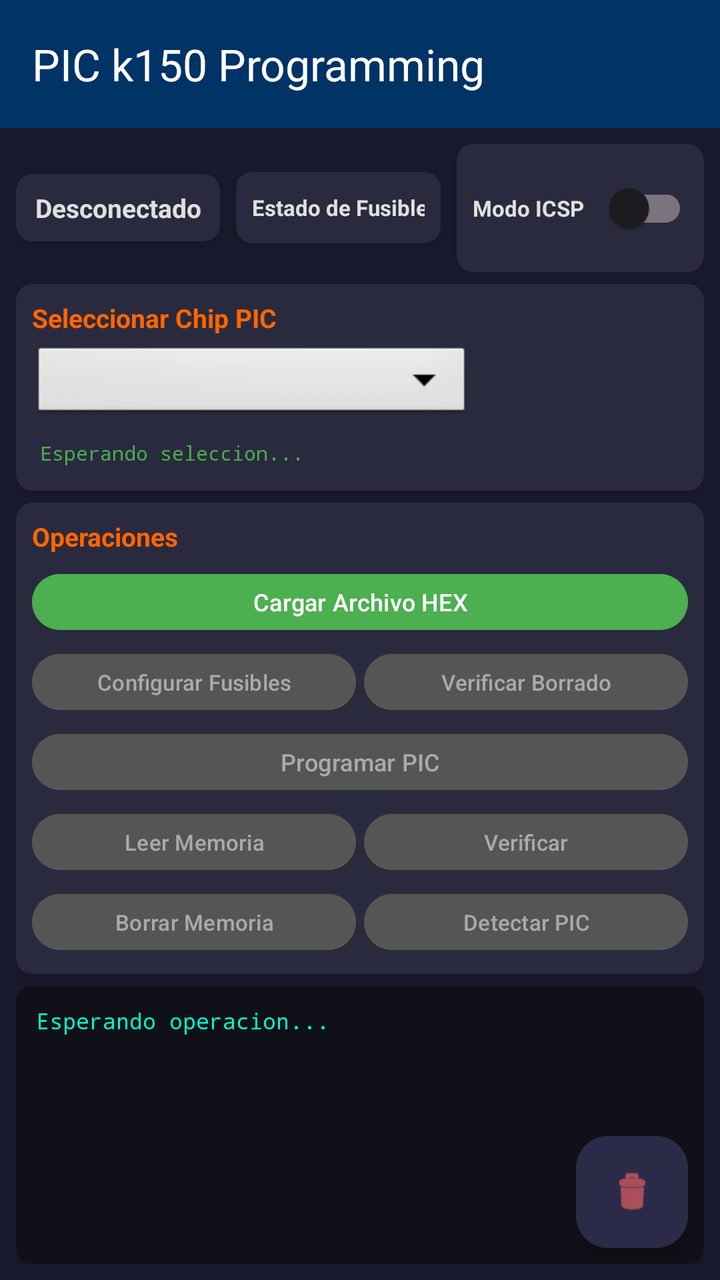
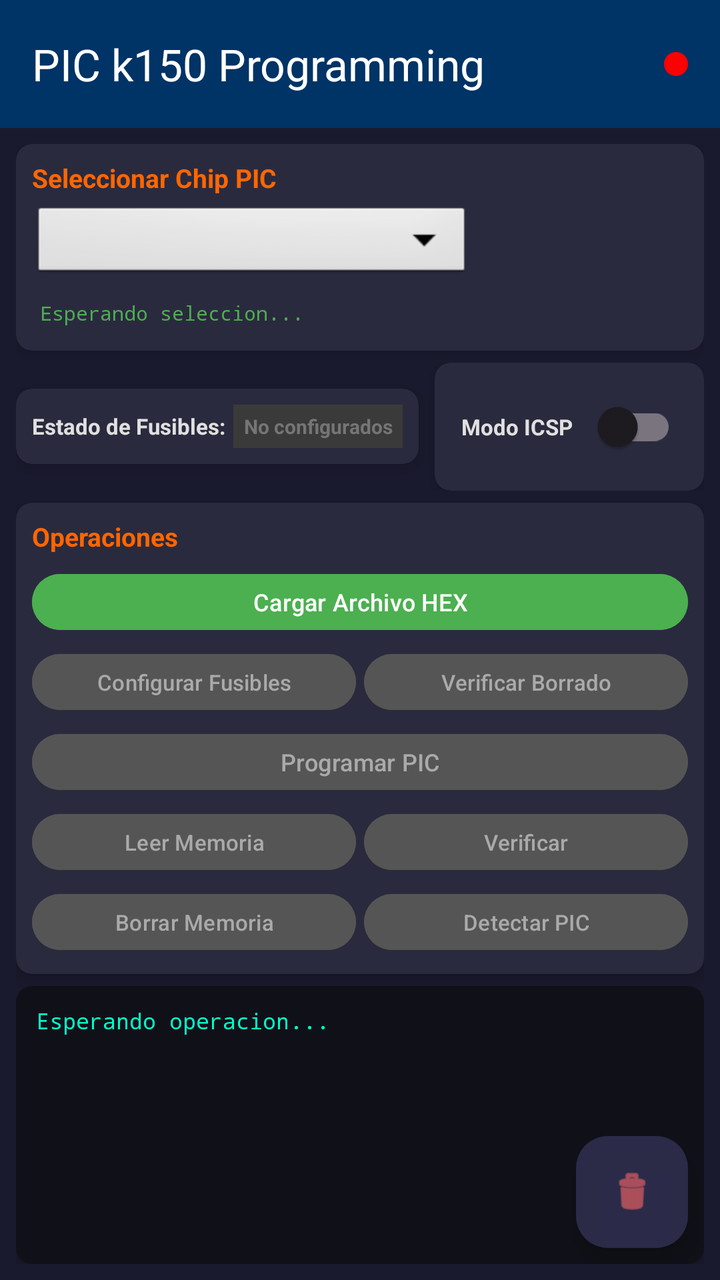

Screens rendered from an Android XML layout before and after an edit, with the pre-edit source and the edit as a unified diff.
<!-- AndroidManifest.xml: application theme Theme.PICk150Programing -->
<!-- res/layout/activity_main.xml -->
<?xml version="1.0" encoding="utf-8"?>
<androidx.constraintlayout.widget.ConstraintLayout
    xmlns:android="http://schemas.android.com/apk/res/android"
    xmlns:app="http://schemas.android.com/apk/res-auto"
    xmlns:tools="http://schemas.android.com/tools"
    android:id="@+id/main"
    android:layout_width="match_parent"
    android:layout_height="match_parent"
    android:background="#1A1A2E"
    tools:context=".MainActivity">

    
    <com.google.android.material.appbar.AppBarLayout
        android:id="@+id/appBarLayout"
        android:layout_width="0dp"
        android:layout_height="wrap_content"
        android:elevation="8dp"
        app:layout_constraintEnd_toEndOf="parent"
        app:layout_constraintStart_toStartOf="parent"
        app:layout_constraintTop_toTopOf="parent">

        <androidx.appcompat.widget.Toolbar
            android:id="@+id/toolbar"
            android:layout_width="match_parent"
            android:layout_height="?attr/actionBarSize"
            android:background="#003366"
            android:elevation="8dp"
            app:titleTextColor="#FFFFFF"
            app:title="@string/app_name" />
    </com.google.android.material.appbar.AppBarLayout>

    
    <LinearLayout
        android:id="@+id/mainContentLayout"
        android:layout_width="0dp"
        android:layout_height="0dp"
        android:orientation="vertical"
        android:padding="8dp"
        app:layout_constraintTop_toBottomOf="@+id/appBarLayout"
        app:layout_constraintBottom_toTopOf="@+id/bannerContainer"
        app:layout_constraintStart_toStartOf="parent"
        app:layout_constraintEnd_toEndOf="parent">

        
        <LinearLayout
            android:layout_width="match_parent"
            android:layout_height="wrap_content"
            android:orientation="horizontal"
            android:layout_marginBottom="6dp"
            android:gravity="center_vertical">

            
            <androidx.cardview.widget.CardView
                android:layout_width="0dp"
                android:layout_height="wrap_content"
                android:layout_weight="1"
                android:layout_marginEnd="4dp"
                app:cardBackgroundColor="#2A2A3E"
                app:cardCornerRadius="8dp"
                app:cardElevation="4dp">

                <TextView
                    android:id="@+id/connectionStatusTextView"
                    android:layout_width="match_parent"
                    android:layout_height="wrap_content"
                    android:gravity="center"
                    android:padding="8dp"
                    android:text="@string/desconectado"
                    android:textColor="#E0E0E0"
                    android:textSize="13sp"
                    android:textStyle="bold" />
            </androidx.cardview.widget.CardView>

            
            <androidx.cardview.widget.CardView
                android:layout_width="0dp"
                android:layout_height="wrap_content"
                android:layout_weight="1"
                android:layout_marginStart="4dp"
                android:layout_marginEnd="4dp"
                app:cardBackgroundColor="#2A2A3E"
                app:cardCornerRadius="8dp"
                app:cardElevation="4dp">

                <LinearLayout
                    android:layout_width="match_parent"
                    android:layout_height="wrap_content"
                    android:orientation="horizontal"
                    android:padding="8dp"
                    android:gravity="center_vertical">

                    <TextView
                        android:layout_width="0dp"
                        android:layout_height="wrap_content"
                        android:layout_weight="1"
                        android:text="@string/estado_fusibles"
                        android:textColor="#E0E0E0"
                        android:textSize="11sp"
                        android:textStyle="bold" />

                    <TextView
                        android:id="@+id/fuseStatusTextView"
                        android:layout_width="wrap_content"
                        android:layout_height="wrap_content"
                        android:text="@string/fuses_no_configurados"
                        android:textColor="#757575"
                        android:textSize="10sp"
                        android:textStyle="bold"
                        android:paddingStart="6dp"
                        android:paddingEnd="6dp"
                        android:paddingTop="3dp"
                        android:paddingBottom="3dp"
                        android:background="#3A3A3A" />
                </LinearLayout>
            </androidx.cardview.widget.CardView>

            
            <androidx.cardview.widget.CardView
                android:layout_width="wrap_content"
                android:layout_height="wrap_content"
                android:layout_marginStart="4dp"
                app:cardBackgroundColor="#2A2A3E"
                app:cardCornerRadius="8dp"
                app:cardElevation="4dp">

                <LinearLayout
                    android:layout_width="wrap_content"
                    android:layout_height="wrap_content"
                    android:orientation="horizontal"
                    android:padding="8dp"
                    android:gravity="center_vertical">

                    <TextView
                        android:layout_width="wrap_content"
                        android:layout_height="wrap_content"
                        android:text="@string/modo_icsp"
                        android:textColor="#E0E0E0"
                        android:textSize="11sp"
                        android:textStyle="bold"
                        android:layout_marginEnd="4dp" />

                    <androidx.appcompat.widget.SwitchCompat
                        android:id="@+id/swModeICSP"
                        android:layout_width="wrap_content"
                        android:layout_height="wrap_content"
                        android:thumbTint="#FFFFFF"
                        android:trackTint="#90EE90" />
                </LinearLayout>
            </androidx.cardview.widget.CardView>

        </LinearLayout>

        
        <androidx.cardview.widget.CardView
            android:layout_width="match_parent"
            android:layout_height="wrap_content"
            android:layout_marginBottom="6dp"
            app:cardBackgroundColor="#2A2A3E"
            app:cardCornerRadius="8dp"
            app:cardElevation="4dp">

            <LinearLayout
                android:layout_width="match_parent"
                android:layout_height="wrap_content"
                android:orientation="horizontal"
                android:padding="8dp"
                android:baselineAligned="false"
                android:gravity="center_vertical">

                
                <LinearLayout
                    android:layout_width="0dp"
                    android:layout_height="wrap_content"
                    android:layout_weight="1"
                    android:orientation="vertical">

                    <TextView
                        android:layout_width="wrap_content"
                        android:layout_height="wrap_content"
                        android:layout_marginBottom="4dp"
                        android:text="@string/seleccionar_chip_pic"
                        android:textColor="#FF6600"
                        android:textSize="13sp"
                        android:textStyle="bold" />

                    <Spinner
                        android:id="@+id/chipSpinner"
                        android:layout_width="match_parent"
                        android:layout_height="40dp"
                        android:layout_marginBottom="4dp"
                        android:background="@android:drawable/btn_dropdown"
                        android:paddingStart="8dp"
                        android:paddingEnd="8dp"
                        android:spinnerMode="dropdown" />

                    <TextView
                        android:id="@+id/chipInfoTextView"
                        android:layout_width="match_parent"
                        android:layout_height="wrap_content"
                        android:fontFamily="monospace"
                        android:padding="4dp"
                        android:text="@string/esperando_seleccion"
                        android:textColor="#4CAF50"
                        android:textSize="10sp" />
                </LinearLayout>

                
                <ImageView
                    android:id="@+id/chipSocketImageView"
                    android:layout_width="100dp"
                    android:layout_height="80dp"
                    android:layout_marginStart="8dp"
                    android:contentDescription="Socket Diagram"
                    android:scaleType="fitCenter"
                    android:visibility="visible" />
            </LinearLayout>
        </androidx.cardview.widget.CardView>

        
        <androidx.cardview.widget.CardView
            android:layout_width="match_parent"
            android:layout_height="wrap_content"
            android:layout_marginBottom="6dp"
            app:cardBackgroundColor="#2A2A3E"
            app:cardCornerRadius="8dp"
            app:cardElevation="4dp">

            <LinearLayout
                android:layout_width="match_parent"
                android:layout_height="wrap_content"
                android:orientation="vertical"
                android:padding="8dp">

                <TextView
                    android:layout_width="wrap_content"
                    android:layout_height="wrap_content"
                    android:layout_marginBottom="6dp"
                    android:text="@string/operaciones"
                    android:textColor="#FF6600"
                    android:textSize="13sp"
                    android:textStyle="bold" />

                
                <Button
                    android:id="@+id/btnSelectHex"
                    android:layout_width="match_parent"
                    android:layout_height="36dp"
                    android:layout_marginBottom="4dp"
                    android:backgroundTint="#4CAF50"
                    android:text="@string/cargar_archivo_hex"
                    android:textColor="#FFFFFF"
                    android:textSize="12sp"
                    android:paddingTop="0dp"
                    android:paddingBottom="0dp" />

                
                <LinearLayout
                    android:layout_width="match_parent"
                    android:layout_height="wrap_content"
                    android:layout_marginBottom="4dp"
                    android:orientation="horizontal">

                    <Button
                        android:id="@+id/btnConfigureFuses"
                        android:layout_width="0dp"
                        android:layout_height="36dp"
                        android:layout_marginEnd="2dp"
                        android:layout_weight="1"
                        android:backgroundTint="#555555"
                        android:enabled="false"
                        android:text="@string/configurar_fusibles"
                        android:textColor="#AAAAAA"
                        android:textSize="11sp"
                        android:paddingTop="0dp"
                        android:paddingBottom="0dp" />

                    <Button
                        android:id="@+id/btnBlankCheck"
                        android:layout_width="0dp"
                        android:layout_height="36dp"
                        android:layout_marginStart="2dp"
                        android:layout_weight="1"
                        android:backgroundTint="#555555"
                        android:enabled="false"
                        android:text="@string/verificar_borrado"
                        android:textColor="#AAAAAA"
                        android:textSize="11sp"
                        android:paddingTop="0dp"
                        android:paddingBottom="0dp" />
                </LinearLayout>

                
                <Button
                    android:id="@+id/btnProgramarPic"
                    android:layout_width="match_parent"
                    android:layout_height="36dp"
                    android:layout_marginBottom="4dp"
                    android:backgroundTint="#555555"
                    android:enabled="false"
                    android:text="@string/programar_pic"
                    android:textColor="#AAAAAA"
                    android:textSize="12sp"
                    android:paddingTop="0dp"
                    android:paddingBottom="0dp" />

                
                <LinearLayout
                    android:layout_width="match_parent"
                    android:layout_height="wrap_content"
                    android:layout_marginBottom="4dp"
                    android:orientation="horizontal">

                    <Button
                        android:id="@+id/btnLeerMemoriaDeLPic"
                        android:layout_width="0dp"
                        android:layout_height="36dp"
                        android:layout_marginEnd="2dp"
                        android:layout_weight="1"
                        android:backgroundTint="#555555"
                        android:enabled="false"
                        android:text="@string/leer_memoria"
                        android:textColor="#AAAAAA"
                        android:textSize="11sp"
                        android:paddingTop="0dp"
                        android:paddingBottom="0dp" />

                    <Button
                        android:id="@+id/btnVerificarMemoriaDelPic"
                        android:layout_width="0dp"
                        android:layout_height="36dp"
                        android:layout_marginStart="2dp"
                        android:layout_weight="1"
                        android:backgroundTint="#555555"
                        android:enabled="false"
                        android:text="@string/verificar"
                        android:textColor="#AAAAAA"
                        android:textSize="11sp"
                        android:paddingTop="0dp"
                        android:paddingBottom="0dp" />
                </LinearLayout>

                
                <LinearLayout
                    android:layout_width="match_parent"
                    android:layout_height="wrap_content"
                    android:orientation="horizontal">

                    <Button
                        android:id="@+id/btnBorrarMemoriaDeLPic"
                        android:layout_width="0dp"
                        android:layout_height="36dp"
                        android:layout_marginEnd="2dp"
                        android:layout_weight="1"
                        android:backgroundTint="#555555"
                        android:enabled="false"
                        android:text="@string/borrar_memoria"
                        android:textColor="#AAAAAA"
                        android:textSize="11sp"
                        android:paddingTop="0dp"
                        android:paddingBottom="0dp" />

                    <Button
                        android:id="@+id/btnDetectarPic"
                        android:layout_width="0dp"
                        android:layout_height="36dp"
                        android:layout_marginStart="2dp"
                        android:layout_weight="1"
                        android:backgroundTint="#555555"
                        android:enabled="false"
                        android:text="@string/detectar_pic"
                        android:textColor="#AAAAAA"
                        android:textSize="11sp"
                        android:paddingTop="0dp"
                        android:paddingBottom="0dp" />
                </LinearLayout>
            </LinearLayout>
        </androidx.cardview.widget.CardView>

        
        <androidx.cardview.widget.CardView
            android:layout_width="match_parent"
            android:layout_height="0dp"
            android:layout_weight="1"
            app:cardBackgroundColor="#101018"
            app:cardCornerRadius="8dp"
            app:cardElevation="4dp">

            
            <FrameLayout
                android:layout_width="match_parent"
                android:layout_height="match_parent">

                
                <ScrollView
                    android:id="@+id/logScrollView"
                    android:layout_width="match_parent"
                    android:layout_height="match_parent"
                    android:fillViewport="true"
                    android:scrollbars="vertical">

                    <TextView
                        android:id="@+id/processStatusTextView"
                        android:layout_width="match_parent"
                        android:layout_height="wrap_content"
                        android:fontFamily="monospace"
                        android:gravity="start|top"
                        android:padding="10dp"
                        android:paddingBottom="48dp"
                        android:text="@string/esperando_operacion"
                        android:textColor="#00FFCC"
                        android:textSize="11sp" />
                </ScrollView>

                
                <com.google.android.material.floatingactionbutton.FloatingActionButton
                    android:id="@+id/btnLimpiarLog"
                    android:layout_width="wrap_content"
                    android:layout_height="wrap_content"
                    android:layout_gravity="bottom|end"
                    android:layout_margin="8dp"
                    android:contentDescription="Limpiar log"
                    app:srcCompat="@android:drawable/ic_menu_delete"
                    app:backgroundTint="#CC333355"
                    app:fabSize="mini"
                    app:tint="#FF6666" />

            </FrameLayout>
        </androidx.cardview.widget.CardView>

        
        <LinearLayout
            android:id="@+id/romDataContainer"
            android:layout_width="match_parent"
            android:layout_height="wrap_content"
            android:orientation="vertical"
            android:visibility="gone" />

        <LinearLayout
            android:id="@+id/eepromDataContainer"
            android:layout_width="match_parent"
            android:layout_height="wrap_content"
            android:orientation="vertical"
            android:visibility="gone" />

    </LinearLayout>

    
    <FrameLayout
        android:id="@+id/bannerContainer"
        android:layout_width="0dp"
        android:layout_height="wrap_content"
        app:layout_constraintBottom_toBottomOf="parent"
        app:layout_constraintEnd_toEndOf="parent"
        app:layout_constraintStart_toStartOf="parent" />

</androidx.constraintlayout.widget.ConstraintLayout>
<!-- resources referenced by this layout -->
<resources>
  <string name="app_name">PIC k150 Programming</string>
  <string name="borrar_memoria">Borrar Memoria</string>
  <string name="cargar_archivo_hex">Cargar Archivo HEX</string>
  <string name="configurar_fusibles">Configurar Fusibles</string>
  <string name="desconectado">Desconectado</string>
  <string name="detectar_pic">Detectar PIC</string>
  <string name="esperando_operacion">Esperando operacion...</string>
  <string name="esperando_seleccion">Esperando seleccion...</string>
  <string name="estado_fusibles">Estado de Fusibles:</string>
  <string name="fuses_no_configurados">No configurados</string>
  <string name="leer_memoria">Leer Memoria</string>
  <string name="modo_icsp">Modo ICSP</string>
  <string name="operaciones">Operaciones</string>
  <string name="programar_pic">Programar PIC</string>
  <string name="seleccionar_chip_pic">Seleccionar Chip PIC</string>
  <string name="verificar">Verificar</string>
  <string name="verificar_borrado">Verificar Borrado</string>
  <style name="Theme.PICk150Programing" parent="Base.Theme.PICk150Programing" />
  <style name="Base.Theme.PICk150Programing" parent="Theme.Material3.DayNight.NoActionBar">
          
          
          
          
          <item name="android:statusBarColor">@android:color/transparent</item>
          <item name="android:navigationBarColor">@android:color/transparent</item>
          <item name="android:windowLightStatusBar" tools:targetApi="m">true</item>
          <item name="android:windowLightNavigationBar" tools:targetApi="o_mr1">true</item>
      </style>
</resources>

<!-- the commit's change to res/layout/activity_main.xml (unified diff, before → after) -->
@@ -26,7 +26,16 @@
             android:background="#003366"
             android:elevation="8dp"
             app:titleTextColor="#FFFFFF"
-            app:title="@string/app_name" />
+            app:title="@string/app_name">
+
+            <View
+                android:id="@+id/connectionIndicator"
+                android:layout_width="12dp"
+                android:layout_height="12dp"
+                android:layout_gravity="end"
+                android:layout_marginEnd="16dp"
+                android:background="@drawable/connection_indicator" />
+        </androidx.appcompat.widget.Toolbar>
     </com.google.android.material.appbar.AppBarLayout>
 
     
@@ -42,115 +51,6 @@
         app:layout_constraintEnd_toEndOf="parent">
 
         
-        <LinearLayout
-            android:layout_width="match_parent"
-            android:layout_height="wrap_content"
-            android:orientation="horizontal"
-            android:layout_marginBottom="6dp"
-            android:gravity="center_vertical">
-
-            
-            <androidx.cardview.widget.CardView
-                android:layout_width="0dp"
-                android:layout_height="wrap_content"
-                android:layout_weight="1"
-                android:layout_marginEnd="4dp"
-                app:cardBackgroundColor="#2A2A3E"
-                app:cardCornerRadius="8dp"
-                app:cardElevation="4dp">
-
-                <TextView
-                    android:id="@+id/connectionStatusTextView"
-                    android:layout_width="match_parent"
-                    android:layout_height="wrap_content"
-                    android:gravity="center"
-                    android:padding="8dp"
-                    android:text="@string/desconectado"
-                    android:textColor="#E0E0E0"
-                    android:textSize="13sp"
-                    android:textStyle="bold" />
-            </androidx.cardview.widget.CardView>
-
-            
-            <androidx.cardview.widget.CardView
-                android:layout_width="0dp"
-                android:layout_height="wrap_content"
-                android:layout_weight="1"
-                android:layout_marginStart="4dp"
-                android:layout_marginEnd="4dp"
-                app:cardBackgroundColor="#2A2A3E"
-                app:cardCornerRadius="8dp"
-                app:cardElevation="4dp">
-
-                <LinearLayout
-                    android:layout_width="match_parent"
-                    android:layout_height="wrap_content"
-                    android:orientation="horizontal"
-                    android:padding="8dp"
-                    android:gravity="center_vertical">
-
-                    <TextView
-                        android:layout_width="0dp"
-                        android:layout_height="wrap_content"
-                        android:layout_weight="1"
-                        android:text="@string/estado_fusibles"
-                        android:textColor="#E0E0E0"
-                        android:textSize="11sp"
-                        android:textStyle="bold" />
-
-                    <TextView
-                        android:id="@+id/fuseStatusTextView"
-                        android:layout_width="wrap_content"
-                        android:layout_height="wrap_content"
-                        android:text="@string/fuses_no_configurados"
-                        android:textColor="#757575"
-                        android:textSize="10sp"
-                        android:textStyle="bold"
-                        android:paddingStart="6dp"
-                        android:paddingEnd="6dp"
-                        android:paddingTop="3dp"
-                        android:paddingBottom="3dp"
-                        android:background="#3A3A3A" />
-                </LinearLayout>
-            </androidx.cardview.widget.CardView>
-
-            
-            <androidx.cardview.widget.CardView
-                android:layout_width="wrap_content"
-                android:layout_height="wrap_content"
-                android:layout_marginStart="4dp"
-                app:cardBackgroundColor="#2A2A3E"
-                app:cardCornerRadius="8dp"
-                app:cardElevation="4dp">
-
-                <LinearLayout
-                    android:layout_width="wrap_content"
-                    android:layout_height="wrap_content"
-                    android:orientation="horizontal"
-                    android:padding="8dp"
-                    android:gravity="center_vertical">
-
-                    <TextView
-                        android:layout_width="wrap_content"
-                        android:layout_height="wrap_content"
-                        android:text="@string/modo_icsp"
-                        android:textColor="#E0E0E0"
-                        android:textSize="11sp"
-                        android:textStyle="bold"
-                        android:layout_marginEnd="4dp" />
-
-                    <androidx.appcompat.widget.SwitchCompat
-                        android:id="@+id/swModeICSP"
-                        android:layout_width="wrap_content"
-                        android:layout_height="wrap_content"
-                        android:thumbTint="#FFFFFF"
-                        android:trackTint="#90EE90" />
-                </LinearLayout>
-            </androidx.cardview.widget.CardView>
-
-        </LinearLayout>
-
-        
         <androidx.cardview.widget.CardView
             android:layout_width="match_parent"
             android:layout_height="wrap_content"
@@ -217,6 +117,97 @@
         </androidx.cardview.widget.CardView>
 
         
+        <LinearLayout
+            android:layout_width="match_parent"
+            android:layout_height="wrap_content"
+            android:orientation="horizontal"
+            android:layout_marginBottom="6dp"
+            android:gravity="center_vertical">
+
+            
+            <androidx.cardview.widget.CardView
+                android:layout_width="0dp"
+                android:layout_height="wrap_content"
+                android:layout_weight="1.2"
+                android:layout_marginEnd="4dp"
+                app:cardBackgroundColor="#2A2A3E"
+                app:cardCornerRadius="8dp"
+                app:cardElevation="4dp">
+
+                <LinearLayout
+                    android:layout_width="match_parent"
+                    android:layout_height="match_parent"
+                    android:orientation="horizontal"
+                    android:padding="8dp"
+                    android:gravity="center_vertical">
+
+                    <TextView
+                        android:layout_width="wrap_content"
+                        android:layout_height="wrap_content"
+                        android:text="@string/estado_fusibles"
+                        android:textColor="#E0E0E0"
+                        android:textSize="11sp"
+                        android:textStyle="bold"
+                        android:layout_marginEnd="4dp" />
+
+                    <TextView
+                        android:id="@+id/fuseStatusTextView"
+                        android:layout_width="0dp"
+                        android:layout_height="wrap_content"
+                        android:layout_weight="1"
+                        android:text="@string/fuses_no_configurados"
+                        android:textColor="#757575"
+                        android:textSize="10sp"
+                        android:textStyle="bold"
+                        android:gravity="center"
+                        android:paddingStart="4dp"
+                        android:paddingEnd="4dp"
+                        android:paddingTop="4dp"
+                        android:paddingBottom="4dp"
+                        android:background="#3A3A3A"
+                        android:ellipsize="end"
+                        android:singleLine="true" />
+                </LinearLayout>
+            </androidx.cardview.widget.CardView>
+
+            
+            <androidx.cardview.widget.CardView
+                android:layout_width="0dp"
+                android:layout_height="wrap_content"
+                android:layout_weight="0.8"
+                android:layout_marginStart="4dp"
+                app:cardBackgroundColor="#2A2A3E"
+                app:cardCornerRadius="8dp"
+                app:cardElevation="4dp">
+
+                <LinearLayout
+                    android:layout_width="match_parent"
+                    android:layout_height="wrap_content"
+                    android:orientation="horizontal"
+                    android:padding="8dp"
+                    android:gravity="center">
+
+                    <TextView
+                        android:layout_width="wrap_content"
+                        android:layout_height="wrap_content"
+                        android:text="@string/modo_icsp"
+                        android:textColor="#E0E0E0"
+                        android:textSize="11sp"
+                        android:textStyle="bold"
+                        android:layout_marginEnd="4dp" />
+
+                    <androidx.appcompat.widget.SwitchCompat
+                        android:id="@+id/swModeICSP"
+                        android:layout_width="wrap_content"
+                        android:layout_height="wrap_content"
+                        android:thumbTint="#FFFFFF"
+                        android:trackTint="#90EE90" />
+                </LinearLayout>
+            </androidx.cardview.widget.CardView>
+
+        </LinearLayout>
+
+        
         <androidx.cardview.widget.CardView
             android:layout_width="match_parent"
             android:layout_height="wrap_content"
<!-- resource entries referenced after the edit -->
@@ -1,10 +1,16 @@
 <!-- resources referenced by this layout -->
 <resources>
+  <!-- drawable connection_indicator (drawable) -->
+  <?xml version="1.0" encoding="utf-8"?>
+  <shape xmlns:android="http://schemas.android.com/apk/res/android"
+      android:shape="oval">
+      <solid android:color="#FF0000" />
+      <size android:width="12dp" android:height="12dp" />
+  </shape>
   <string name="app_name">PIC k150 Programming</string>
   <string name="borrar_memoria">Borrar Memoria</string>
   <string name="cargar_archivo_hex">Cargar Archivo HEX</string>
   <string name="configurar_fusibles">Configurar Fusibles</string>
-  <string name="desconectado">Desconectado</string>
   <string name="detectar_pic">Detectar PIC</string>
   <string name="esperando_operacion">Esperando operacion...</string>
   <string name="esperando_seleccion">Esperando seleccion...</string>
